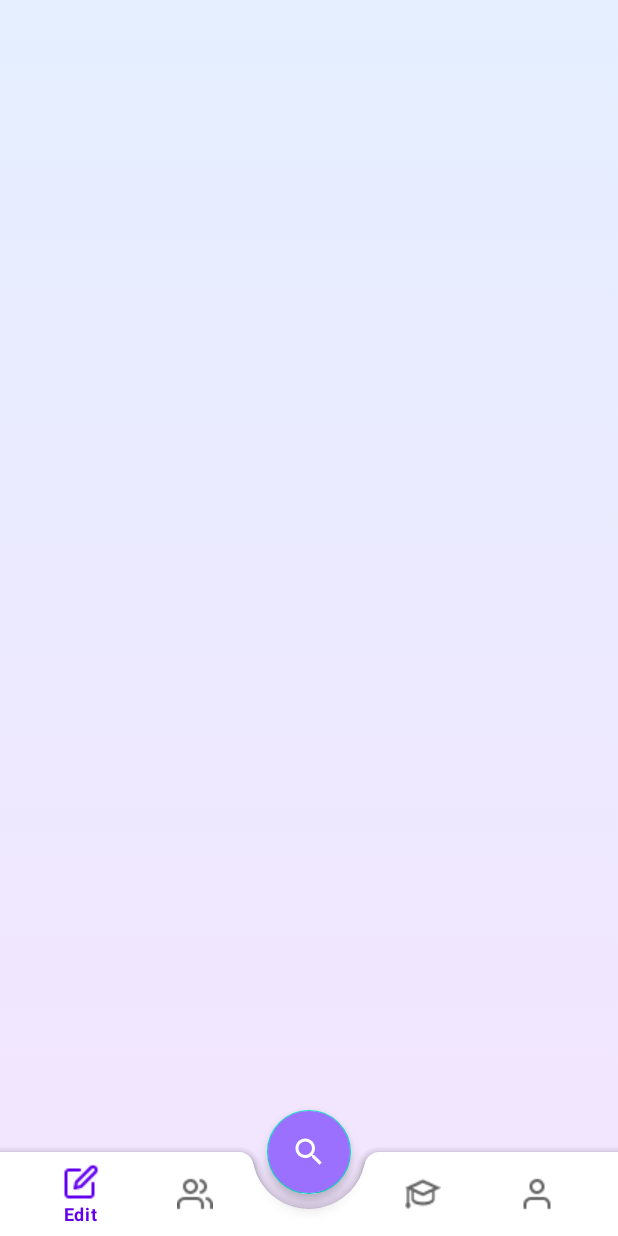
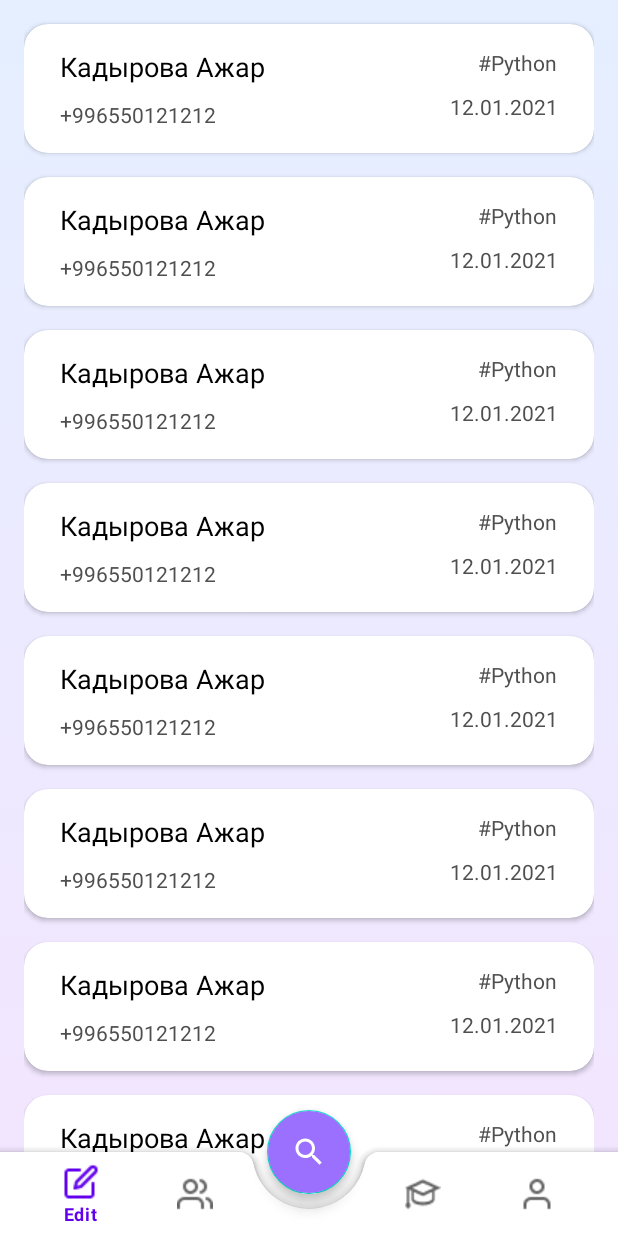
Before and after one commit to ajarKadyrova/CMS4, an Android app: the MainFragment screen opened directly, with no data from a screen before it, on a phone screen of 412 x 824 dp. Run offline under Robolectric (Android 15) with nearby library versions, the phone set to English and light mode, and no system bars; our stand-ins replace navigation-ui.

Commit message:
NCMS-76: Main Activity created

```diff
--- a/app/src/main/java/com/example/customermanagementsystem/AuthActivity.kt
+++ b/app/src/main/java/com/example/customermanagementsystem/AuthActivity.kt
@@ -22,5 +22,10 @@ class AuthActivity : AppCompatActivity() {
                 startActivity(it)
             }
         }
+        forgotPassword_btn.setOnClickListener {
+            Intent(this, PasswordActivity::class.java).also {
+                startActivity(it)
+            }
+        }
     }
 }
--- a/app/src/main/java/com/example/customermanagementsystem/ClientAdapter.kt
+++ b/app/src/main/java/com/example/customermanagementsystem/ClientAdapter.kt
@@ -1,4 +1,36 @@
 package com.example.customermanagementsystem
 
-class ClientAdapter {
+import android.view.LayoutInflater
+import android.view.View
+import android.view.ViewGroup
+import android.widget.TextView
+import androidx.recyclerview.widget.RecyclerView
+import kotlinx.android.synthetic.main.list_view.view.*
+
+class ClientAdapter(private val clientsList: List<ClientItem>) : RecyclerView.Adapter<ClientAdapter.ClientViewHolder>() {
+
+    override fun onCreateViewHolder(parent: ViewGroup, viewType: Int): ClientViewHolder {
+        val itemView = LayoutInflater.from(parent.context).inflate(R.layout.list_view,
+            parent, false)
+        return ClientViewHolder(itemView)
+    }
+
+    override fun onBindViewHolder(holder: ClientViewHolder, position: Int) {
+        val currentClient = clientsList[position]
+
+        holder.name.text = currentClient.name
+        holder.number.text = currentClient.phoneNumber
+        holder.course.text = currentClient.course
+        holder.date.text = currentClient.date
+    }
+
+    override fun getItemCount() = clientsList.size
+
+    class ClientViewHolder(itemView: View) : RecyclerView.ViewHolder(itemView){
+        val name : TextView = itemView.name_tv
+        val number : TextView = itemView.number_tv
+        val course : TextView = itemView.course_tv
+        val date : TextView = itemView.date_tv
+
+    }
 }
--- a/app/src/main/java/com/example/customermanagementsystem/ClientItem.kt
+++ b/app/src/main/java/com/example/customermanagementsystem/ClientItem.kt
@@ -2,11 +2,7 @@ package com.example.customermanagementsystem
 
 data class ClientItem (
     val name: String,
-    val teacher: String,
-    val email: String,
+    val phoneNumber: String,
     val course: String,
-    val status: String,
-    val laptop: Boolean,
-    val ip: String,
-    val comment: String
+    val date: String
 )
--- a/app/src/main/java/com/example/customermanagementsystem/MainFragment.kt
+++ b/app/src/main/java/com/example/customermanagementsystem/MainFragment.kt
@@ -5,28 +5,14 @@ import androidx.fragment.app.Fragment
 import android.view.LayoutInflater
 import android.view.View
 import android.view.ViewGroup
+import androidx.recyclerview.widget.LinearLayoutManager
+import kotlinx.android.synthetic.main.fragment_main.*
 
-// TODO: Rename parameter arguments, choose names that match
-// the fragment initialization parameters, e.g. ARG_ITEM_NUMBER
-private const val ARG_PARAM1 = "param1"
-private const val ARG_PARAM2 = "param2"
 
-/**
- * A simple [Fragment] subclass.
- * Use the [MainFragment.newInstance] factory method to
- * create an instance of this fragment.
- */
 class MainFragment : Fragment() {
-    // TODO: Rename and change types of parameters
-    private var param1: String? = null
-    private var param2: String? = null
 
     override fun onCreate(savedInstanceState: Bundle?) {
         super.onCreate(savedInstanceState)
-        arguments?.let {
-            param1 = it.getString(ARG_PARAM1)
-            param2 = it.getString(ARG_PARAM2)
-        }
     }
 
     override fun onCreateView(
@@ -37,23 +23,21 @@ class MainFragment : Fragment() {
         return inflater.inflate(R.layout.fragment_main, container, false)
     }
 
-    companion object {
-        /**
-         * Use this factory method to create a new instance of
-         * this fragment using the provided parameters.
-         *
-         * @param param1 Parameter 1.
-         * @param param2 Parameter 2.
-         * @return A new instance of fragment MainFragment.
-         */
-        // TODO: Rename and change types and number of parameters
-        @JvmStatic
-        fun newInstance(param1: String, param2: String) =
-            MainFragment().apply {
-                arguments = Bundle().apply {
-                    putString(ARG_PARAM1, param1)
-                    putString(ARG_PARAM2, param2)
-                }
-            }
+    override fun onViewCreated(view: View, savedInstanceState: Bundle?) {
+        super.onViewCreated(view, savedInstanceState)
+
+        val list = generateData(15)
+        recyclerView.adapter = ClientAdapter(list)
+        recyclerView.layoutManager = LinearLayoutManager(context)
+        recyclerView.setHasFixedSize(true)
+    }
+
+    private fun generateData(size: Int): List <ClientItem> {
+        val list1 = ArrayList<ClientItem>()
+        for (i in 0 until size){
+            val item = ClientItem("Кадырова Ажар", "+996550121212", "#Python", "12.01.2021")
+            list1 += item
+        }
+        return list1;
     }
 }
--- a/app/src/main/res/layout/activity_auth.xml
+++ b/app/src/main/res/layout/activity_auth.xml
@@ -76,7 +76,7 @@
             </com.google.android.material.textfield.TextInputLayout>
 
             <Button
-                android:id="@+id/textButton"
+                android:id="@+id/forgotPassword_btn"
                 style="@style/Widget.MaterialComponents.Button.TextButton"
                 android:layout_width="match_parent"
                 android:layout_height="wrap_content"
@@ -96,7 +96,7 @@
                 android:background="@drawable/button_rounded"
                 android:text="@string/login_logo"
                 android:textColor="@android:color/white"
-                android:layout_below="@id/textButton"/>
+                android:layout_below="@id/forgotPassword_btn"/>
 
             <TextView
                 android:id="@+id/textview_or"
--- a/app/src/main/res/layout/activity_main.xml
+++ b/app/src/main/res/layout/activity_main.xml
@@ -17,7 +17,6 @@
             android:name="androidx.navigation.fragment.NavHostFragment"
             android:layout_width="match_parent"
             android:layout_height="match_parent"
-            android:layout_alignParentBottom="true"
             app:defaultNavHost="true"
             app:navGraph="@navigation/nav_graph" />
 
--- a/app/src/main/res/layout/list_view.xml
+++ b/app/src/main/res/layout/list_view.xml
@@ -13,7 +13,7 @@
         android:padding="16dp">
 
         <TextView
-            android:id="@+id/description"
+            android:id="@+id/name_tv"
             android:layout_width="wrap_content"
             android:layout_height="wrap_content"
             android:layout_marginStart="8dp"
@@ -22,10 +22,10 @@
             android:textSize="18sp" />
 
         <TextView
-            android:id="@+id/budget"
+            android:id="@+id/number_tv"
             android:layout_width="wrap_content"
             android:layout_height="wrap_content"
-            android:layout_below="@+id/description"
+            android:layout_below="@+id/name_tv"
             android:layout_marginStart="8dp"
             android:textSize="14sp"
             android:textColor="@color/dark_gray"
@@ -33,7 +33,7 @@
             android:layout_marginTop="10dp"/>
 
         <TextView
-            android:id="@+id/sum"
+            android:id="@+id/course_tv"
             android:layout_width="wrap_content"
             android:layout_height="wrap_content"
             android:layout_alignParentRight="true"
@@ -43,13 +43,13 @@
             tools:text="#Python"/>
 
         <TextView
-            android:id="@+id/date"
+            android:id="@+id/date_tv"
             android:layout_width="wrap_content"
             android:layout_height="wrap_content"
             android:layout_alignParentRight="true"
             android:layout_marginLeft="10dp"
             android:layout_marginTop="10dp"
-            android:layout_below="@id/sum"
+            android:layout_below="@id/course_tv"
             android:textSize="14sp"
             android:textColor="@color/dark_gray"
             tools:text="01.02.2021"
--- a/app/src/main/res/values/strings.xml
+++ b/app/src/main/res/values/strings.xml
@@ -13,4 +13,7 @@
     <string name="password_confirm">Подтверждение пароля</string>
     <!-- TODO: Remove or change this placeholder text -->
     <string name="hello_blank_fragment">Hello blank fragment</string>
+    <string name="enter_email">Укажите свою почту</string>
+    <string name="enter_email_explanation">Введите электронную почту вашего аккаунта, вам будет выслана ссылка на восстановление пароля</string>
+    <string name="send_link">Отправьте ссылку</string>
 </resources>
```
Also changed, not shown: app/src/main/java/com/example/customermanagementsystem/GroupsFragment.kt (added, +59 -0 lines), app/src/main/java/com/example/customermanagementsystem/PasswordActivity.kt (added, +11 -0 lines), app/src/main/res/layout/activity_password.xml (added, +88 -0 lines), app/src/main/res/layout/fragment_groups.xml (added, +14 -0 lines), app/src/main/res/drawable/mail.png (added).
